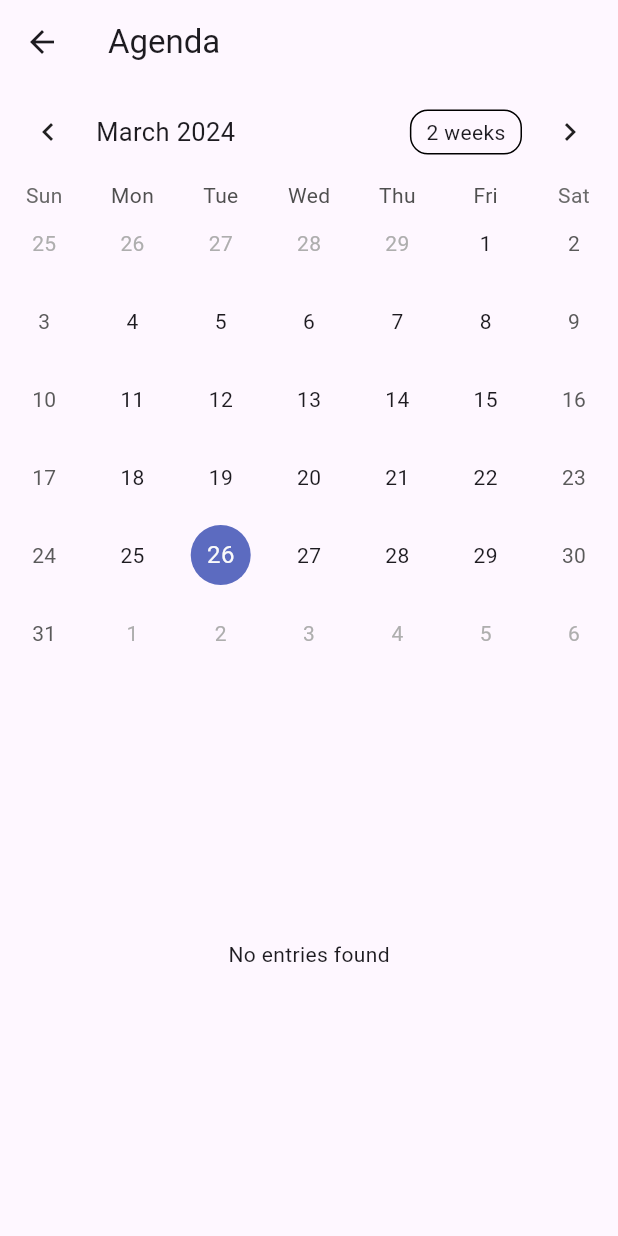
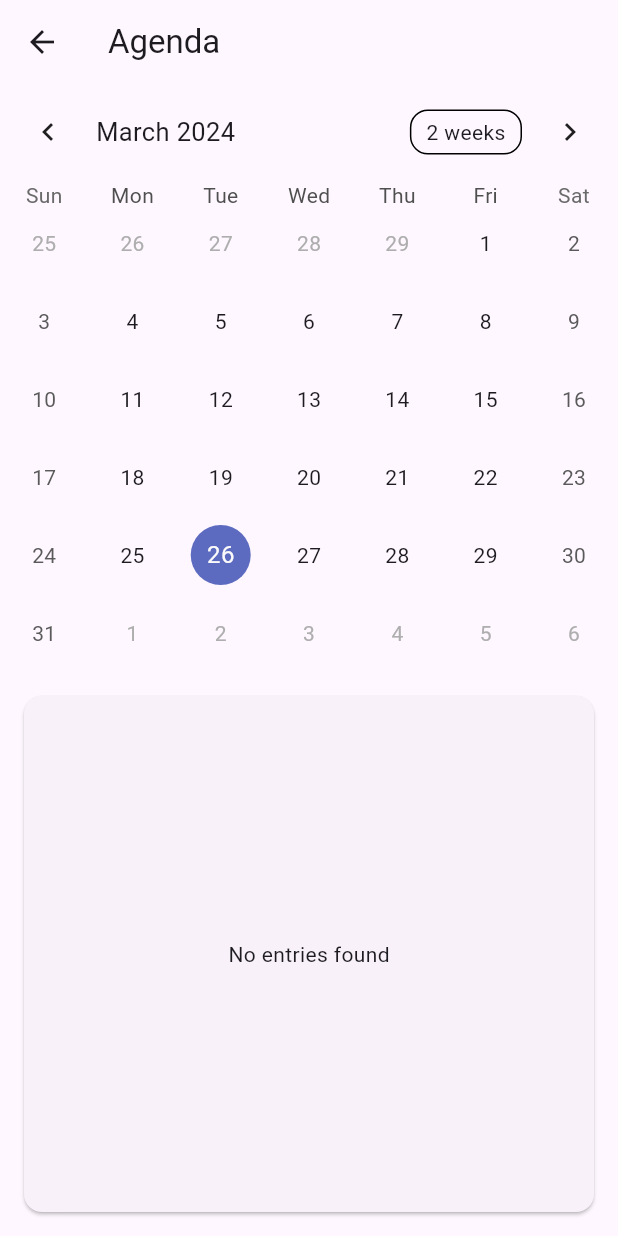
Before and after one commit to keonwoo98/Mobile-Piscine, a Flutter app: the AgendaPage screen opened directly, on a phone screen of 412 x 824 dp. Run offline on Flutter 3.47's test engine with Material 3 defaults, Android fonts, the phone set to English and light mode, and no system bars; drawn by our look-alikes of table_calendar; our stand-ins replace cloud_firestore, firebase_auth, firebase_core, fl_chart, flutter_signin_button, geocoding and 3 more; accounts and stored records are empty.

Commit message:
Wrap StreamBuilder with Card

```diff
--- a/module04/diaryapp/lib/widgets/entries_list.dart
+++ b/module04/diaryapp/lib/widgets/entries_list.dart
@@ -22,7 +22,11 @@ class EntriesList extends StatelessWidget {
 
   @override
   Widget build(BuildContext context) {
-    return StreamBuilder<QuerySnapshot>(
+    return Card(
+      margin: const EdgeInsets.all(16.0),
+      child: Padding(
+        padding: const EdgeInsets.all(5.0),
+        child: StreamBuilder<QuerySnapshot>(
           stream: entryStream,
           builder: (context, snapshot) {
             if (snapshot.connectionState == ConnectionState.waiting) {
@@ -33,12 +37,14 @@ class EntriesList extends StatelessWidget {
             }
             return ListView.builder(
               shrinkWrap: true,
+              padding: const EdgeInsets.only(bottom: 10.0),
               physics: isScrollable
                   ? const AlwaysScrollableScrollPhysics()
                   : const NeverScrollableScrollPhysics(),
               itemCount: snapshot.data!.docs.length,
               itemBuilder: (context, index) {
-            var doc = snapshot.data!.docs[index].data() as Map<String, dynamic>;
+                var doc =
+                    snapshot.data!.docs[index].data() as Map<String, dynamic>;
                 var entryModel = Entry.fromSnapshot(snapshot.data!.docs[index]);
                 String formattedDate = formatTimestamp(doc['date']);
                 IconData icon = Feeling.getIcon(doc['icon']);
@@ -65,6 +71,8 @@ class EntriesList extends StatelessWidget {
               },
             );
           },
+        ),
+      ),
     );
   }
 }
```
Lines whose indentation alone changed are shown as unchanged.
